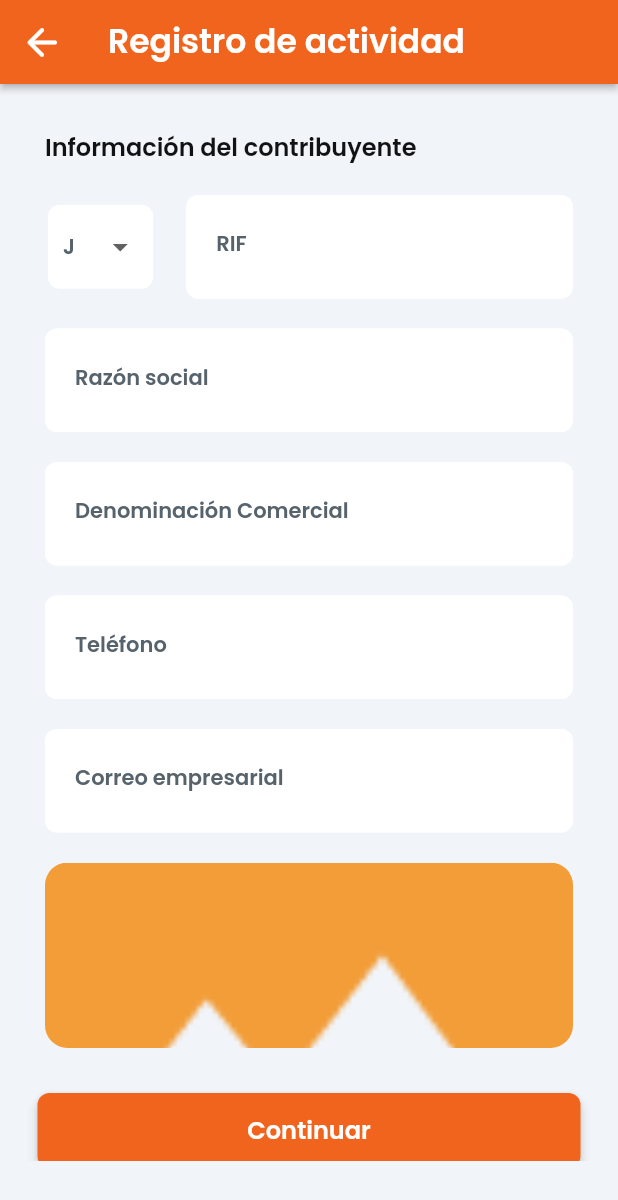
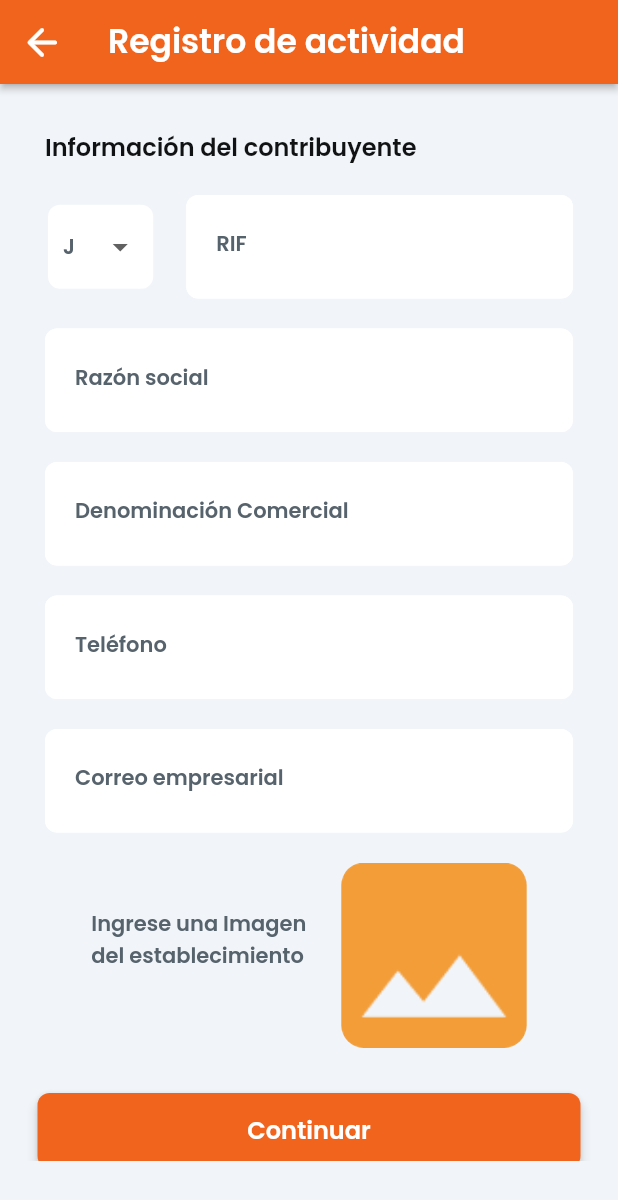
Before and after one commit to aguerraVikua/kargo, a Flutter app: the FormPageWidget screen opened by its route, on a phone screen of 412 x 824 dp. Shown: the top 1200 px of the screen. Run offline on Flutter 3.47's test engine with Material 2 defaults, Android fonts, the phone set to English and light mode, and no system bars; drawn by our look-alikes of auto_size_text; our stand-ins replace built_collection, built_value, cloud_firestore, file_picker, firebase_auth, firebase_core and 16 more; missing offline and left inert: json_path, mime_type; accounts and stored records are empty; network calls fail.

Commit message:
Updating to latest FlutterFlow output.

```diff
--- a/lib/form_page/form_page_widget.dart
+++ b/lib/form_page/form_page_widget.dart
@@ -67,6 +67,7 @@ class _FormPageWidgetState extends State<FormPageWidget> {
   bool? checkboxISLRValue3;
   List<String>? checkboxGroupArticlesValues;
   List<String>? checkboxGroupAlcoholValues;
+  bool? isAlcoholBusinessValue;
   List<String>? checkboxGroupIAEValues;
   TaxpayerRecord? tax;
   TextEditingController? commentsController;
@@ -822,18 +823,39 @@ class _FormPageWidgetState extends State<FormPageWidget> {
                                                 ),
                                               ],
                                             ),
+                                            Row(
+                                              mainAxisSize: MainAxisSize.max,
+                                              mainAxisAlignment:
+                                                  MainAxisAlignment.center,
+                                              children: [
+                                                Text(
+                                                  'Ingrese una Imagen \ndel establecimiento',
+                                                  maxLines: 3,
+                                                  style: FlutterFlowTheme.of(
+                                                          context)
+                                                      .bodyText1
+                                                      .override(
+                                                        fontFamily: 'Poppins',
+                                                        color:
+                                                            FlutterFlowTheme.of(
+                                                                    context)
+                                                                .secondaryText,
+                                                      ),
+                                                ),
                                                 Padding(
                                                   padding: EdgeInsetsDirectional
-                                                  .fromSTEB(20, 20, 20, 0),
+                                                      .fromSTEB(20, 20, 0, 0),
                                                   child: InkWell(
                                                     onTap: () async {
                                                       final selectedMedia =
                                                           await selectMediaWithSourceBottomSheet(
                                                         context: context,
                                                         allowPhoto: true,
-                                                    pickerFontFamily: 'Poppins',
+                                                        pickerFontFamily:
+                                                            'Poppins',
                                                       );
-                                                  if (selectedMedia != null &&
+                                                      if (selectedMedia !=
+                                                              null &&
                                                           selectedMedia.every((m) =>
                                                               validateFileFormat(
                                                                   m.storagePath,
@@ -850,7 +872,8 @@ class _FormPageWidgetState extends State<FormPageWidget> {
                                                             showLoading: true,
                                                           );
                                                           downloadUrls =
-                                                          (await Future.wait(
+                                                              (await Future
+                                                                      .wait(
                                                             selectedMedia.map(
                                                               (m) async =>
                                                                   await uploadData(
@@ -860,25 +883,31 @@ class _FormPageWidgetState extends State<FormPageWidget> {
                                                           ))
                                                                   .where((u) =>
                                                                       u != null)
-                                                              .map((u) => u!)
+                                                                  .map(
+                                                                      (u) => u!)
                                                                   .toList();
                                                         } finally {
                                                           ScaffoldMessenger.of(
                                                                   context)
                                                               .hideCurrentSnackBar();
-                                                      isMediaUploading1 = false;
-                                                    }
-                                                    if (downloadUrls.length ==
-                                                        selectedMedia.length) {
+                                                          isMediaUploading1 =
+                                                              false;
+                                                        }
+                                                        if (downloadUrls
+                                                                .length ==
+                                                            selectedMedia
+                                                                .length) {
                                                           setState(() =>
                                                               uploadedFileUrl1 =
                                                                   downloadUrls
                                                                       .first);
-                                                      showUploadMessage(context,
+                                                          showUploadMessage(
+                                                              context,
                                                               '¡Carga exitosa!');
                                                         } else {
                                                           setState(() {});
-                                                      showUploadMessage(context,
+                                                          showUploadMessage(
+                                                              context,
                                                               'Falló la carga, intente nuevamente.');
                                                           return;
                                                         }
@@ -886,15 +915,17 @@ class _FormPageWidgetState extends State<FormPageWidget> {
                                                     },
                                                     child: ClipRRect(
                                                       borderRadius:
-                                                      BorderRadius.circular(15),
+                                                          BorderRadius.circular(
+                                                              15),
                                                       child: Image.asset(
                                                         'assets/images/Vector_(1).png',
-                                                    width:
-                                                        MediaQuery.of(context)
+                                                        width: MediaQuery.of(
+                                                                    context)
                                                                 .size
-                                                            .width,
-                                                    height:
-                                                        MediaQuery.of(context)
+                                                                .width *
+                                                            0.3,
+                                                        height: MediaQuery.of(
+                                                                    context)
                                                                 .size
                                                                 .height *
                                                             0.15,
@@ -902,6 +933,8 @@ class _FormPageWidgetState extends State<FormPageWidget> {
                                                       ),
                                                     ),
                                                   ),
+                                                ),
+                                              ],
                                             ),
                                           ],
                                         ),
@@ -3309,6 +3342,29 @@ class _FormPageWidgetState extends State<FormPageWidget> {
                             child: Column(
                               mainAxisSize: MainAxisSize.max,
                               children: [
+                                SwitchListTile(
+                                  value: isAlcoholBusinessValue ??= true,
+                                  onChanged: (newValue) => setState(
+                                      () => isAlcoholBusinessValue = newValue),
+                                  title: Text(
+                                    'Este negocio posee expedio de licores',
+                                    style: FlutterFlowTheme.of(context)
+                                        .subtitle1
+                                        .override(
+                                          fontFamily: 'Poppins',
+                                          fontSize: 13,
+                                        ),
+                                  ),
+                                  tileColor: FlutterFlowTheme.of(context)
+                                      .primaryBackground,
+                                  activeColor:
+                                      FlutterFlowTheme.of(context).primaryColor,
+                                  activeTrackColor: Color(0x65F1641D),
+                                  dense: false,
+                                  controlAffinity:
+                                      ListTileControlAffinity.trailing,
+                                ),
+                                if (isAlcoholBusinessValue ?? true)
                                   Row(
                                     mainAxisSize: MainAxisSize.max,
                                     mainAxisAlignment:
@@ -3348,11 +3404,13 @@ class _FormPageWidgetState extends State<FormPageWidget> {
                                           onPressed: () async {
                                             await showModalBottomSheet(
                                               isScrollControlled: true,
-                                            backgroundColor: Colors.transparent,
+                                              backgroundColor:
+                                                  Colors.transparent,
                                               context: context,
                                               builder: (context) {
                                                 return Padding(
-                                                padding: MediaQuery.of(context)
+                                                  padding:
+                                                      MediaQuery.of(context)
                                                           .viewInsets,
                                                   child: Container(
                                                     height: double.infinity,
@@ -3366,12 +3424,14 @@ class _FormPageWidgetState extends State<FormPageWidget> {
                                       ),
                                     ],
                                   ),
+                                if (isAlcoholBusinessValue ?? true)
                                   SingleChildScrollView(
                                     child: Column(
                                       mainAxisSize: MainAxisSize.max,
                                       children: [
                                         Align(
-                                        alignment: AlignmentDirectional(-1, 0),
+                                          alignment:
+                                              AlignmentDirectional(-1, 0),
                                           child: Container(
                                             width: MediaQuery.of(context)
                                                     .size
@@ -3381,9 +3441,8 @@ class _FormPageWidgetState extends State<FormPageWidget> {
                                             alignment: AlignmentDirectional(
                                                 0.050000000000000044, 0),
                                             child: Padding(
-                                            padding:
-                                                EdgeInsetsDirectional.fromSTEB(
-                                                    5, 0, 0, 0),
+                                              padding: EdgeInsetsDirectional
+                                                  .fromSTEB(5, 0, 0, 0),
                                               child: FlutterFlowCheckboxGroup(
                                                 options: [
                                                   'Artículo 83',
@@ -3433,9 +3492,8 @@ class _FormPageWidgetState extends State<FormPageWidget> {
                                               CrossAxisAlignment.end,
                                           children: [
                                             Padding(
-                                            padding:
-                                                EdgeInsetsDirectional.fromSTEB(
-                                                    0, 24, 0, 0),
+                                              padding: EdgeInsetsDirectional
+                                                  .fromSTEB(0, 24, 0, 0),
                                               child: FFButtonWidget(
                                                 onPressed: () async {
                                                   await pageViewController
@@ -3449,16 +3507,17 @@ class _FormPageWidgetState extends State<FormPageWidget> {
                                                 options: FFButtonOptions(
                                                   width: 150,
                                                   height: 50,
-                                                color:
-                                                    FlutterFlowTheme.of(context)
+                                                  color: FlutterFlowTheme.of(
+                                                          context)
                                                       .primaryBackground,
-                                                textStyle:
-                                                    FlutterFlowTheme.of(context)
+                                                  textStyle: FlutterFlowTheme
+                                                          .of(context)
                                                       .subtitle2
                                                       .override(
                                                         fontFamily: 'Poppins',
-                                                          color: FlutterFlowTheme
-                                                                  .of(context)
+                                                        color:
+                                                            FlutterFlowTheme.of(
+                                                                    context)
                                                                 .primaryColor,
                                                       ),
                                                   elevation: 3,
@@ -3472,9 +3531,8 @@ class _FormPageWidgetState extends State<FormPageWidget> {
                                               ),
                                             ),
                                             Padding(
-                                            padding:
-                                                EdgeInsetsDirectional.fromSTEB(
-                                                    0, 24, 0, 0),
+                                              padding: EdgeInsetsDirectional
+                                                  .fromSTEB(0, 24, 0, 0),
                                               child: FFButtonWidget(
                                                 onPressed: () async {
                                                   await pageViewController
@@ -3488,11 +3546,11 @@ class _FormPageWidgetState extends State<FormPageWidget> {
                                                 options: FFButtonOptions(
                                                   width: 150,
                                                   height: 50,
-                                                color:
-                                                    FlutterFlowTheme.of(context)
+                                                  color: FlutterFlowTheme.of(
+                                                          context)
                                                       .primaryColor,
-                                                textStyle:
-                                                    FlutterFlowTheme.of(context)
+                                                  textStyle: FlutterFlowTheme
+                                                          .of(context)
                                                       .subtitle2
                                                       .override(
                                                         fontFamily: 'Poppins',
```
Lines whose indentation alone changed are shown as unchanged.
